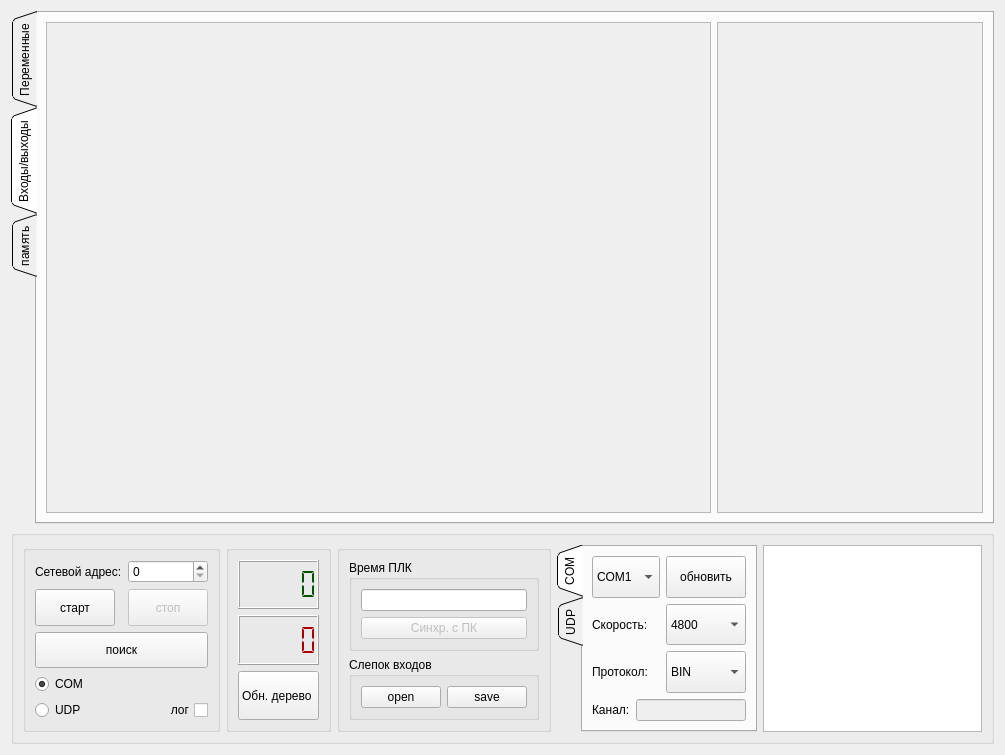
First picture: the form in Debugger/debuggerform.ui, repository atikbif/relkonIDE, before the edit.
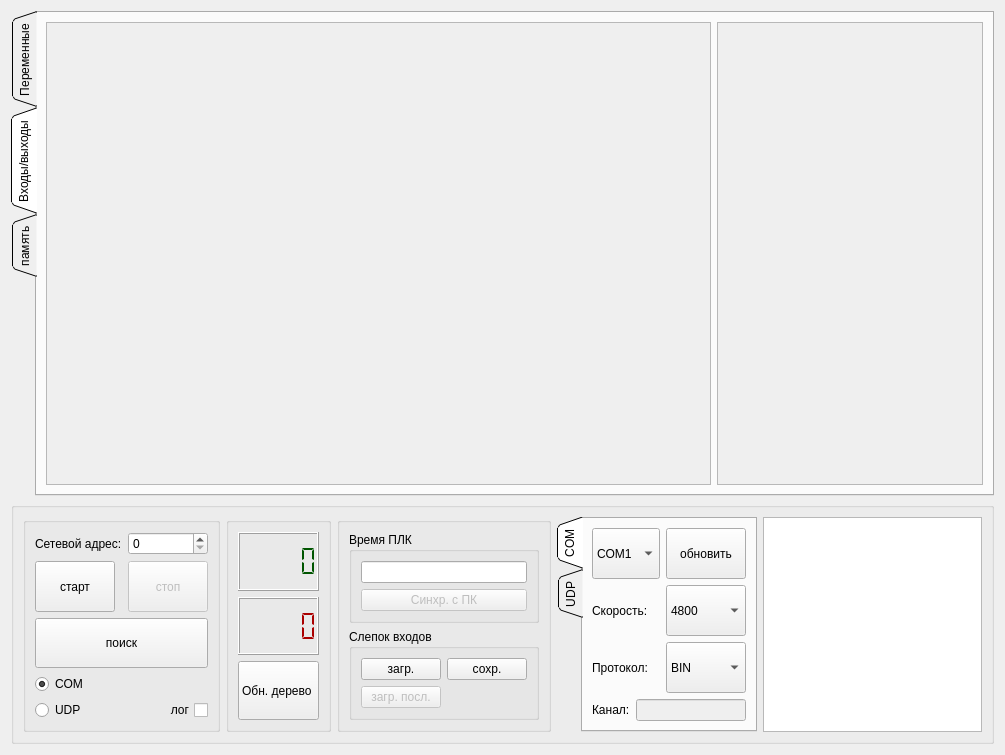
Second picture: the form after the edit. The open tabs and pages were chosen to show the change.

Commit message: загрузка последнего слепка входов

```diff
--- a/Debugger/debuggerform.ui
+++ b/Debugger/debuggerform.ui
@@ -157,8 +157,8 @@
            <rect>
             <x>0</x>
             <y>0</y>
-            <width>98</width>
-            <height>28</height>
+            <width>671</width>
+            <height>493</height>
            </rect>
           </property>
          </widget>
@@ -180,8 +180,8 @@
            <rect>
             <x>0</x>
             <y>0</y>
-            <width>98</width>
-            <height>28</height>
+            <width>267</width>
+            <height>493</height>
            </rect>
           </property>
          </widget>
@@ -653,17 +653,27 @@
             <string>Слепок входов</string>
            </property>
            <layout class="QGridLayout" name="gridLayout_4">
-            <item row="0" column="0">
-             <widget class="QPushButton" name="pushButtonOpenInp">
-              <property name="text">
-               <string>open</string>
-              </property>
-             </widget>
-            </item>
             <item row="0" column="1">
              <widget class="QPushButton" name="pushButtonSaveInp">
               <property name="text">
-               <string>save</string>
+               <string>сохр.</string>
+              </property>
+             </widget>
+            </item>
+            <item row="0" column="0">
+             <widget class="QPushButton" name="pushButtonOpenInp">
+              <property name="text">
+               <string>загр.</string>
+              </property>
+             </widget>
+            </item>
+            <item row="1" column="0">
+             <widget class="QPushButton" name="pushButtonOpenLastInp">
+              <property name="enabled">
+               <bool>false</bool>
+              </property>
+              <property name="text">
+               <string>загр. посл.</string>
               </property>
              </widget>
             </item>
```
The commit also changes 2 other files.
